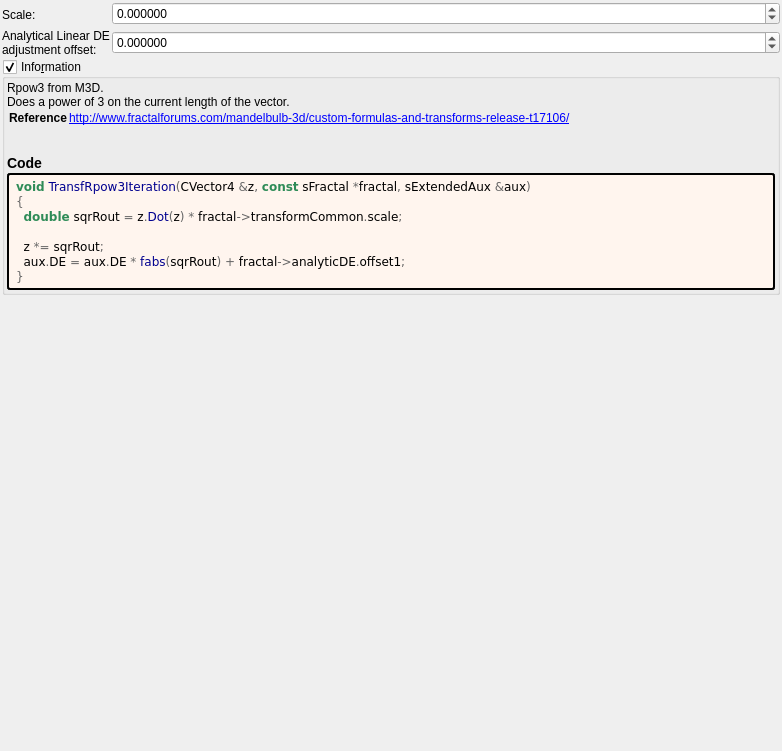
First picture: the form in mandelbulber2/formula/ui/transf_rpow3.ui, repository buddhi1980/mandelbulber2, before the edit.
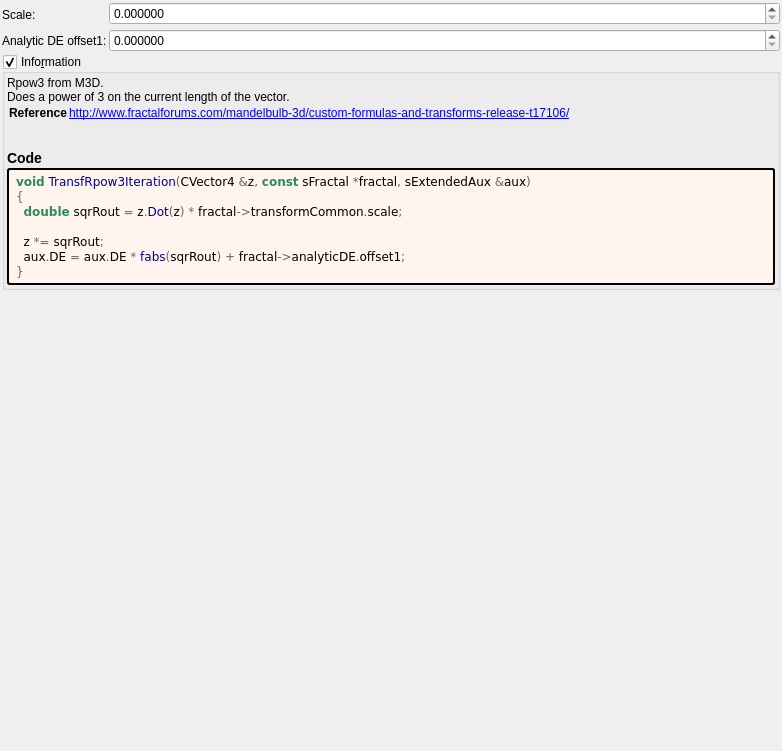
Second picture: the form after the edit. Custom widgets are drawn as their Qt base class.

What changed in the file:
```diff
--- a/mandelbulber2/formula/ui/transf_rpow3.ui
+++ b/mandelbulber2/formula/ui/transf_rpow3.ui
@@ -44,7 +44,7 @@
      <item row="2" column="0">
       <widget class="QLabel" name="label_109">
        <property name="text">
-        <string>Analytical Linear DE adjustment offset:</string>
+        <string>Analytic DE offset1:</string>
        </property>
        <property name="wordWrap">
         <bool>true</bool>
@@ -69,7 +69,7 @@
         <number>6</number>
        </property>
        <property name="minimum">
-        <double>-99.989999999999995</double>
+        <double>0.000000000000000</double>
        </property>
        <property name="maximum">
         <double>99.989999999999995</double>
@@ -97,7 +97,7 @@
         <number>6</number>
        </property>
        <property name="minimum">
-        <double>-99.989999999999995</double>
+        <double>0.000000000000000</double>
        </property>
        <property name="maximum">
         <double>99.989999999999995</double>
@@ -203,17 +203,17 @@
   </layout>
  </widget>
  <customwidgets>
+  <customwidget>
+   <class>MyDoubleSpinBox</class>
+   <extends>QDoubleSpinBox</extends>
+   <header>my_double_spin_box.h</header>
+  </customwidget>
   <customwidget>
    <class>MyGroupBox</class>
    <extends>QGroupBox</extends>
    <header>my_group_box.h</header>
    <container>1</container>
   </customwidget>
-  <customwidget>
-   <class>MyDoubleSpinBox</class>
-   <extends>QDoubleSpinBox</extends>
-   <header>my_double_spin_box.h</header>
-  </customwidget>
  </customwidgets>
  <tabstops>
   <tabstop>spinbox_transf_scale</tabstop>
```
Left out of the diff: 2 changed lines with no effect on the pictures.
